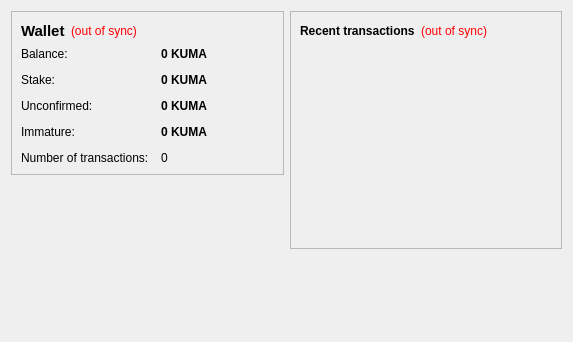
Before: the Qt Designer form src/qt/forms/overviewpage.ui in kumacoinproject/kumacoin, drawn with Qt 5.
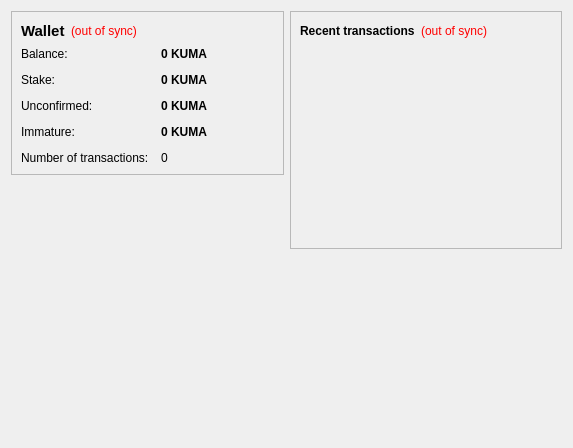
After: the same form once the commit is applied. Icons and pictures are not drawn.

```diff
--- a/src/qt/forms/overviewpage.ui
+++ b/src/qt/forms/overviewpage.ui
@@ -7,7 +7,7 @@
     <x>0</x>
     <y>0</y>
     <width>573</width>
-    <height>342</height>
+    <height>448</height>
    </rect>
   </property>
   <property name="windowTitle">
@@ -231,6 +231,20 @@
        </property>
       </spacer>
      </item>
+     <item>
+      <widget class="QFrame" name="frame_3">
+       <property name="minimumSize">
+        <size>
+         <width>0</width>
+         <height>256</height>
+        </size>
+       </property>
+       <property name="styleSheet">
+        <string notr="true">background-image: url(:/icons/KumaCoin256);background-repeat:none;background-position:bottom center;
+</string>
+       </property>
+      </widget>
+     </item>
     </layout>
    </item>
    <item>
```
Left out of the diff: 4 changed lines with no effect on the pictures.
